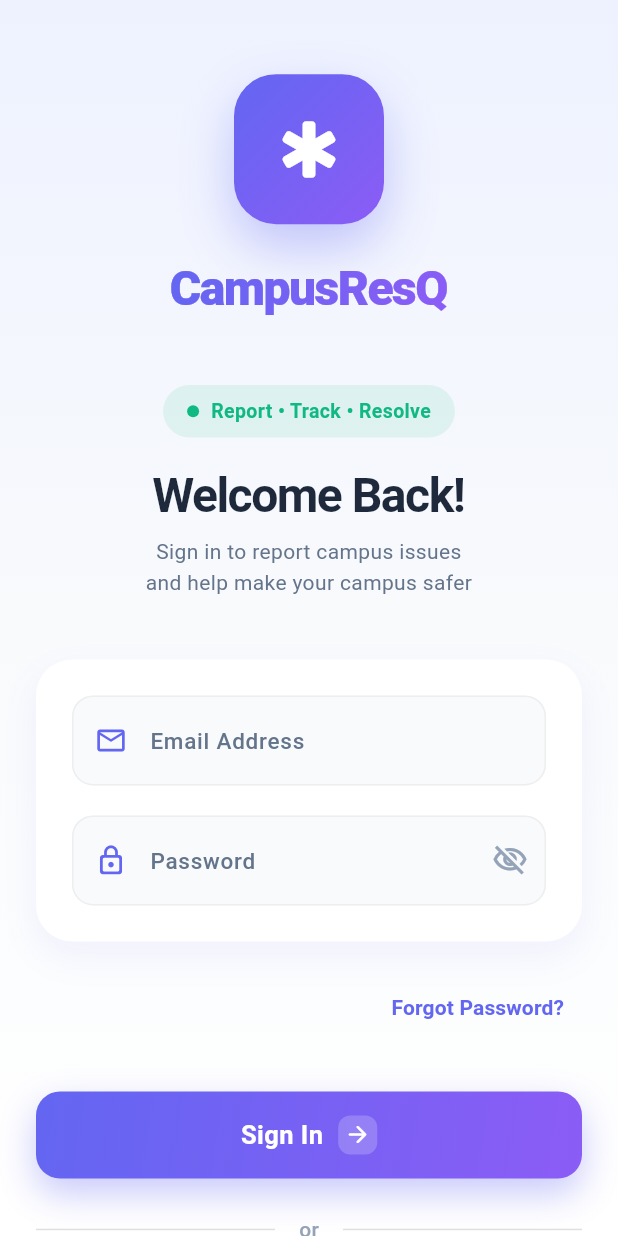
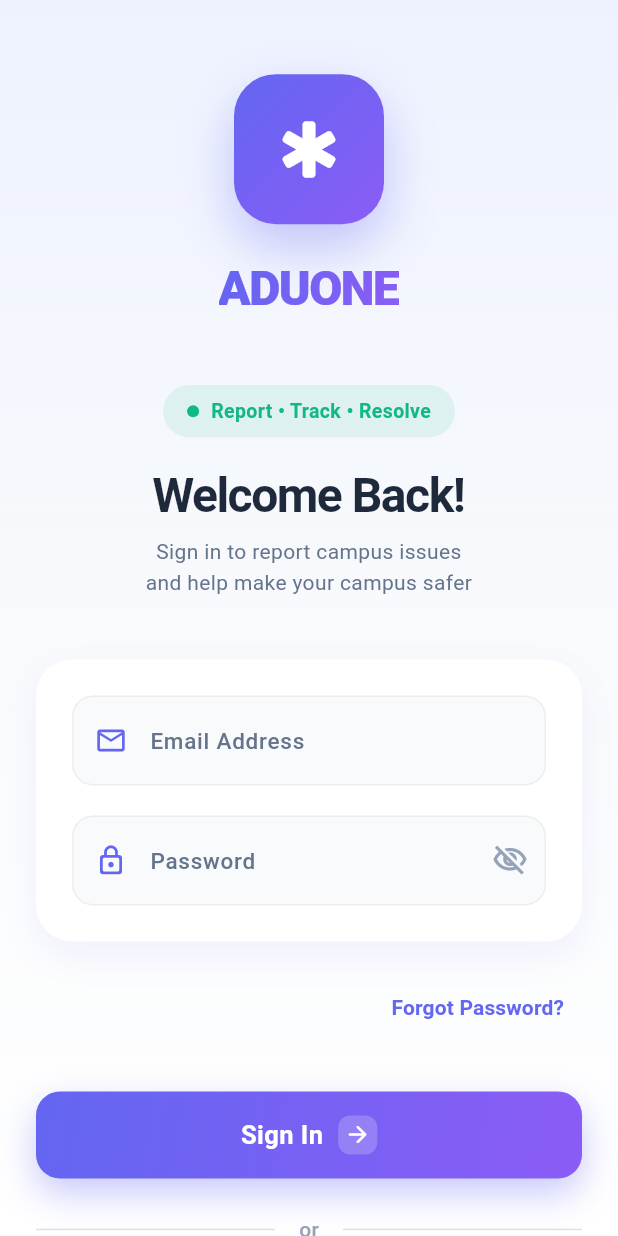
Before and after one commit to amarylleez/ADUONE, a Flutter app: the screen it shows after launch, on a phone screen of 412 x 824 dp. Run offline on Flutter 3.47's test engine with Material 3 defaults, Android fonts, the light colour scheme and no system bars; our stand-ins replace cloud_firestore, firebase_auth, firebase_core, firebase_messaging, firebase_storage, geolocator and 2 more; accounts and stored records are empty; Roboto replaces fonts that are missing (SF Pro Display).

Commit message:
Rename all references from CampusResQ/RESQ to ADUONE across the entire project

```diff
--- a/lib/admin_login_page.dart
+++ b/lib/admin_login_page.dart
@@ -27,7 +27,7 @@ class _AdminLoginPageState extends State<AdminLoginPage> with SingleTickerProvid
   late Animation<Offset> _slideAnimation;
 
   // Admin verification code (in production, this should be managed securely)
-  static const String _adminVerificationCode = 'RESQ2025ADMIN';
+  static const String _adminVerificationCode = 'ADUONE2025ADMIN';
 
   @override
   void initState() {
@@ -410,7 +410,7 @@ class _AdminLoginPageState extends State<AdminLoginPage> with SingleTickerProvid
             _buildInputField(
               controller: _emailController,
               label: 'Admin Email',
-              hint: 'admin@campusresq.edu',
+              hint: 'admin@aduone.edu',
               icon: Icons.email_outlined,
               keyboardType: TextInputType.emailAddress,
               validator: (value) {
--- a/lib/login_page.dart
+++ b/lib/login_page.dart
@@ -231,7 +231,7 @@ class _LoginPageState extends State<LoginPage> with SingleTickerProviderStateMix
         ShaderMask(
           shaderCallback: (bounds) => AppTheme.primaryGradient.createShader(bounds),
           child: const Text(
-            'CampusResQ',
+            'ADUONE',
             style: TextStyle(
               fontSize: 32,
               fontWeight: FontWeight.w800,
--- a/lib/main.dart
+++ b/lib/main.dart
@@ -84,7 +84,7 @@ class SplashScreen extends StatelessWidget {
               ShaderMask(
                 shaderCallback: (bounds) => AppTheme.primaryGradient.createShader(bounds),
                 child: const Text(
-                  'CampusResQ',
+                  'ADUONE',
                   style: TextStyle(
                     fontSize: 28,
                     fontWeight: FontWeight.w800,
--- a/lib/register_page.dart
+++ b/lib/register_page.dart
@@ -244,7 +244,7 @@ class _RegisterPageState extends State<RegisterPage> with SingleTickerProviderSt
               ),
               const SizedBox(width: 8),
               const Text(
-                'Join CampusResQ',
+                'Join ADUONE',
                 style: TextStyle(
                   color: AppTheme.primaryColor,
                   fontSize: 13,
```
Also changed, not shown: 13 other files.
